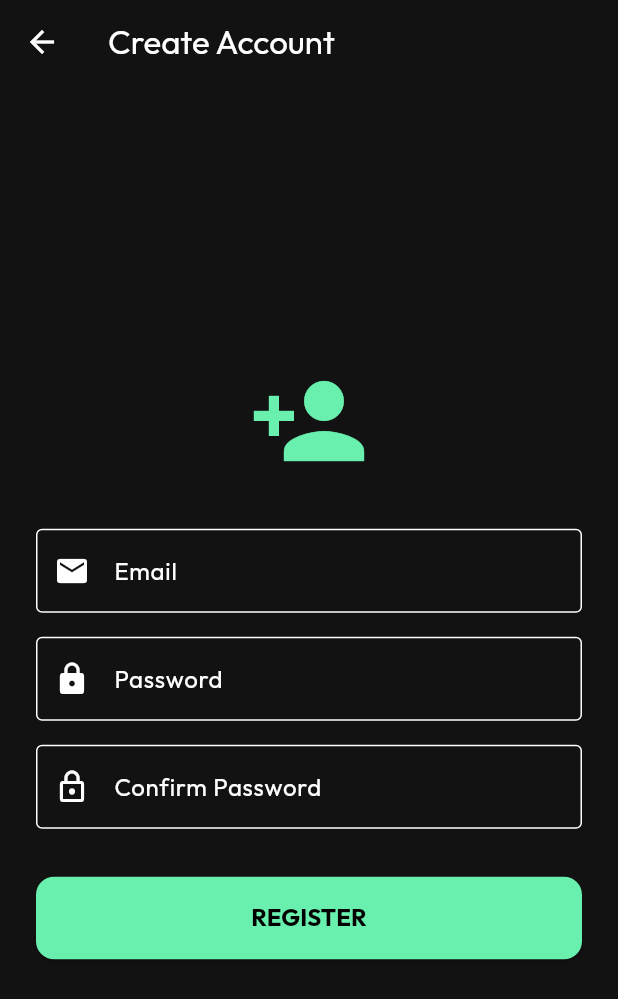
After one commit to fuzzu05/evchargerloc, a Flutter app: the screen it shows after launch, after a tap on an icon or button, on a phone screen of 412 x 824 dp. The commit adds this screen. Shown: the top 999 px of the screen. Run offline on Flutter 3.47's test engine with Material 3 defaults, Android fonts, the light colour scheme and no system bars; our stand-ins replace flutter_tts, geolocator, google_fonts, google_maps_flutter, shared_preferences, speech_to_text; missing offline and left inert: flutter_polyline_points.

Commit message:
feat: complete mobile app auth flow and update release apk

```diff
--- a/mobile/lib/main.dart
+++ b/mobile/lib/main.dart
@@ -8,16 +8,52 @@ import 'package:geolocator/geolocator.dart';
 import 'package:http/http.dart' as http;
 import 'dart:convert';
 import 'dart:async';
+import 'package:mobile/screens/login_screen.dart';
+import 'package:mobile/services/auth_service.dart';
 
 void main() {
   runApp(const SmartEVApp());
 }
 
-class SmartEVApp extends StatelessWidget {
+class SmartEVApp extends StatefulWidget {
   const SmartEVApp({super.key});
 
   @override
+  State<SmartEVApp> createState() => _SmartEVAppState();
+}
+
+class _SmartEVAppState extends State<SmartEVApp> {
+  bool _isLoading = true;
+  bool _isLoggedIn = false;
+
+  @override
+  void initState() {
+    super.initState();
+    _checkLoginStatus();
+  }
+
+  void _checkLoginStatus() async {
+    final token = await AuthService.getToken();
+    setState(() {
+      _isLoggedIn = token != null;
+      _isLoading = false;
+    });
+  }
+
+  @override
   Widget build(BuildContext context) {
+    if (_isLoading) {
+      return const MaterialApp(
+        debugShowCheckedModeBanner: false,
+        home: Scaffold(
+          backgroundColor: Color(0xFF121212),
+          body: Center(
+            child: CircularProgressIndicator(color: Colors.greenAccent),
+          ),
+        ),
+      );
+    }
+
     return MaterialApp(
       title: 'Smart EV',
       debugShowCheckedModeBanner: false,
@@ -31,7 +67,7 @@ class SmartEVApp extends StatelessWidget {
           secondary: Colors.tealAccent,
         ),
       ),
-      home: const MainScreen(),
+      home: _isLoggedIn ? const MainScreen() : const LoginScreen(),
     );
   }
 }
@@ -579,6 +615,20 @@ class BookingsScreen extends StatelessWidget {
       appBar: AppBar(
         title: const Text('My Bookings'),
         backgroundColor: Colors.black87,
+        actions: [
+          IconButton(
+            icon: const Icon(Icons.logout, color: Colors.redAccent),
+            onPressed: () async {
+              await AuthService.logout();
+              if (!context.mounted) return;
+              Navigator.pushAndRemoveUntil(
+                context,
+                MaterialPageRoute(builder: (_) => const LoginScreen()),
+                (route) => false,
+              );
+            },
+          ),
+        ],
       ),
       body: ListView.builder(
         padding: const EdgeInsets.all(16),
--- /dev/null
+++ b/mobile/lib/screens/login_screen.dart
@@ -0,0 +1,134 @@
+import 'package:flutter/material.dart';
+import 'package:mobile/services/auth_service.dart';
+import 'package:mobile/screens/register_screen.dart';
+import 'package:mobile/main.dart'; // To navigate to MainScreen
+
+class LoginScreen extends StatefulWidget {
+  const LoginScreen({super.key});
+
+  @override
+  State<LoginScreen> createState() => _LoginScreenState();
+}
+
+class _LoginScreenState extends State<LoginScreen> {
+  final _emailController = TextEditingController();
+  final _passwordController = TextEditingController();
+  bool _isLoading = false;
+
+  void _login() async {
+    final email = _emailController.text.trim();
+    final password = _passwordController.text;
+
+    if (email.isEmpty || password.isEmpty) {
+      ScaffoldMessenger.of(
+        context,
+      ).showSnackBar(const SnackBar(content: Text('Please fill all fields')));
+      return;
+    }
+
+    setState(() => _isLoading = true);
+
+    bool success = await AuthService.login(email, password);
+
+    setState(() => _isLoading = false);
+
+    if (success) {
+      if (!mounted) return;
+      Navigator.pushReplacement(
+        context,
+        MaterialPageRoute(builder: (_) => const MainScreen()),
+      );
+    } else {
+      if (!mounted) return;
+      ScaffoldMessenger.of(context).showSnackBar(
+        const SnackBar(content: Text('Invalid email or password')),
+      );
+    }
+  }
+
+  @override
+  Widget build(BuildContext context) {
+    return Scaffold(
+      body: Center(
+        child: SingleChildScrollView(
+          padding: const EdgeInsets.all(24.0),
+          child: Column(
+            mainAxisAlignment: MainAxisAlignment.center,
+            crossAxisAlignment: CrossAxisAlignment.stretch,
+            children: [
+              const Icon(
+                Icons.electric_car,
+                size: 80,
+                color: Colors.greenAccent,
+              ),
+              const SizedBox(height: 16),
+              const Text(
+                'Smart EV',
+                textAlign: TextAlign.center,
+                style: TextStyle(
+                  fontSize: 28,
+                  fontWeight: FontWeight.bold,
+                  color: Colors.greenAccent,
+                ),
+              ),
+              const SizedBox(height: 48),
+              TextField(
+                controller: _emailController,
+                decoration: const InputDecoration(
+                  labelText: 'Email',
+                  prefixIcon: Icon(Icons.email),
+                  border: OutlineInputBorder(),
+                ),
+                keyboardType: TextInputType.emailAddress,
+              ),
+              const SizedBox(height: 16),
+              TextField(
+                controller: _passwordController,
+                decoration: const InputDecoration(
+                  labelText: 'Password',
+                  prefixIcon: Icon(Icons.lock),
+                  border: OutlineInputBorder(),
+                ),
+                obscureText: true,
+              ),
+              const SizedBox(height: 32),
+              ElevatedButton(
+                style: ElevatedButton.styleFrom(
+                  padding: const EdgeInsets.symmetric(vertical: 16),
+                  backgroundColor: Colors.greenAccent,
+                  foregroundColor: Colors.black,
+                  shape: RoundedRectangleBorder(
+                    borderRadius: BorderRadius.circular(12),
+                  ),
+                ),
+                onPressed: _isLoading ? null : _login,
+                child: _isLoading
+                    ? const CircularProgressIndicator(color: Colors.black)
+                    : const Text(
+                        'LOGIN',
+                        style: TextStyle(
+                          fontSize: 16,
+                          fontWeight: FontWeight.bold,
+                        ),
+                      ),
+              ),
+              const SizedBox(height: 16),
+              TextButton(
+                onPressed: () {
+                  Navigator.push(
+                    context,
+                    MaterialPageRoute(builder: (_) => const RegisterScreen()),
+                  );
+                },
+                child: const Text(
+                  'Don\'t have an account? Register',
+                  style: TextStyle(color: Colors.white70),
+                ),
+              ),
+            ],
+          ),
+        ),
+      ),
+    );
+  }
+}
--- /dev/null
+++ b/mobile/lib/screens/register_screen.dart
@@ -0,0 +1,136 @@
+import 'package:flutter/material.dart';
+import 'package:mobile/services/auth_service.dart';
+import 'package:mobile/screens/login_screen.dart';
+
+class RegisterScreen extends StatefulWidget {
+  const RegisterScreen({super.key});
+
+  @override
+  State<RegisterScreen> createState() => _RegisterScreenState();
+}
+
+class _RegisterScreenState extends State<RegisterScreen> {
+  final _emailController = TextEditingController();
+  final _passwordController = TextEditingController();
+  final _confirmPasswordController = TextEditingController();
+  bool _isLoading = false;
+
+  void _register() async {
+    final email = _emailController.text.trim();
+    final password = _passwordController.text;
+    final confirmPassword = _confirmPasswordController.text;
+
+    if (email.isEmpty || password.isEmpty || confirmPassword.isEmpty) {
+      ScaffoldMessenger.of(
+        context,
+      ).showSnackBar(const SnackBar(content: Text('Please fill all fields')));
+      return;
+    }
+
+    if (password != confirmPassword) {
+      ScaffoldMessenger.of(
+        context,
+      ).showSnackBar(const SnackBar(content: Text('Passwords do not match')));
+      return;
+    }
+
+    setState(() => _isLoading = true);
+
+    bool success = await AuthService.register(email, password);
+
+    setState(() => _isLoading = false);
+
+    if (success) {
+      if (!mounted) return;
+      ScaffoldMessenger.of(context).showSnackBar(
+        const SnackBar(
+          content: Text('Registration successful! Please login.'),
+          backgroundColor: Colors.green,
+        ),
+      );
+      Navigator.pushReplacement(
+        context,
+        MaterialPageRoute(builder: (_) => const LoginScreen()),
+      );
+    } else {
+      if (!mounted) return;
+      ScaffoldMessenger.of(context).showSnackBar(
+        const SnackBar(content: Text('Registration failed. Try again.')),
+      );
+    }
+  }
+
+  @override
+  Widget build(BuildContext context) {
+    return Scaffold(
+      appBar: AppBar(
+        title: const Text('Create Account'),
+        backgroundColor: Colors.transparent,
+        elevation: 0,
+      ),
+      body: Center(
+        child: SingleChildScrollView(
+          padding: const EdgeInsets.all(24.0),
+          child: Column(
+            mainAxisAlignment: MainAxisAlignment.center,
+            crossAxisAlignment: CrossAxisAlignment.stretch,
+            children: [
+              const Icon(Icons.person_add, size: 80, color: Colors.greenAccent),
+              const SizedBox(height: 32),
+              TextField(
+                controller: _emailController,
+                decoration: const InputDecoration(
+                  labelText: 'Email',
+                  prefixIcon: Icon(Icons.email),
+                  border: OutlineInputBorder(),
+                ),
+                keyboardType: TextInputType.emailAddress,
+              ),
+              const SizedBox(height: 16),
+              TextField(
+                controller: _passwordController,
+                decoration: const InputDecoration(
+                  labelText: 'Password',
+                  prefixIcon: Icon(Icons.lock),
+                  border: OutlineInputBorder(),
+                ),
+                obscureText: true,
+              ),
+              const SizedBox(height: 16),
+              TextField(
+                controller: _confirmPasswordController,
+                decoration: const InputDecoration(
+                  labelText: 'Confirm Password',
+                  prefixIcon: Icon(Icons.lock_outline),
+                  border: OutlineInputBorder(),
+                ),
+                obscureText: true,
+              ),
+              const SizedBox(height: 32),
+              ElevatedButton(
+                style: ElevatedButton.styleFrom(
+                  padding: const EdgeInsets.symmetric(vertical: 16),
+                  backgroundColor: Colors.greenAccent,
+                  foregroundColor: Colors.black,
+                  shape: RoundedRectangleBorder(
+                    borderRadius: BorderRadius.circular(12),
+                  ),
+                ),
+                onPressed: _isLoading ? null : _register,
+                child: _isLoading
+                    ? const CircularProgressIndicator(color: Colors.black)
+                    : const Text(
+                        'REGISTER',
+                        style: TextStyle(
+                          fontSize: 16,
+                          fontWeight: FontWeight.bold,
+                        ),
+                      ),
+              ),
+            ],
+          ),
+        ),
+      ),
+    );
+  }
+}
--- /dev/null
+++ b/mobile/lib/services/auth_service.dart
@@ -0,0 +1,74 @@
+import 'dart:convert';
+import 'package:flutter/foundation.dart';
+import 'package:http/http.dart' as http;
+import 'package:shared_preferences/shared_preferences.dart';
+
+class AuthService {
+  static const String baseUrl = 'https://evchargerloc.onrender.com/api/auth';
+  static const String _tokenKey = 'jwt_token';
+
+  // Login
+  static Future<bool> login(String email, String password) async {
+    try {
+      final response = await http.post(
+        Uri.parse('$baseUrl/login'),
+        headers: {'Content-Type': 'application/json'},
+        body: jsonEncode({'email': email, 'password': password}),
+      );
+
+      if (response.statusCode == 200) {
+        final data = jsonDecode(response.body);
+        if (data.containsKey('token')) {
+          await saveToken(data['token']);
+          return true;
+        }
+      }
+      return false;
+    } catch (e) {
+      debugPrint('Login error: $e');
+      return false;
+    }
+  }
+
+  // Register
+  static Future<bool> register(String email, String password) async {
+    try {
+      final response = await http.post(
+        Uri.parse('$baseUrl/register'),
+        headers: {'Content-Type': 'application/json'},
+        body: jsonEncode({
+          'email': email,
+          'password': password,
+          'role': 'USER', // EV Owner role
+        }),
+      );
+
+      // Successfully created (Render backend might return 200 or 201)
+      if (response.statusCode == 200 || response.statusCode == 201) {
+        return true;
+      }
+      return false;
+    } catch (e) {
+      debugPrint('Register error: $e');
+      return false;
+    }
+  }
+
+  // Save Token
+  static Future<void> saveToken(String token) async {
+    final prefs = await SharedPreferences.getInstance();
+    await prefs.setString(_tokenKey, token);
+  }
+
+  // Get Token
+  static Future<String?> getToken() async {
+    final prefs = await SharedPreferences.getInstance();
+    return prefs.getString(_tokenKey);
+  }
+
+  // Remove Token (Logout)
+  static Future<void> logout() async {
+    final prefs = await SharedPreferences.getInstance();
+    await prefs.remove(_tokenKey);
+  }
+}
--- a/mobile/pubspec.yaml
+++ b/mobile/pubspec.yaml
@@ -41,6 +41,7 @@ dependencies:
   flutter_polyline_points: ^2.1.0
   google_fonts: ^8.2.1
   geolocator: ^14.0.3
+  shared_preferences: ^2.5.5
 
 dev_dependencies:
   flutter_test:
```
